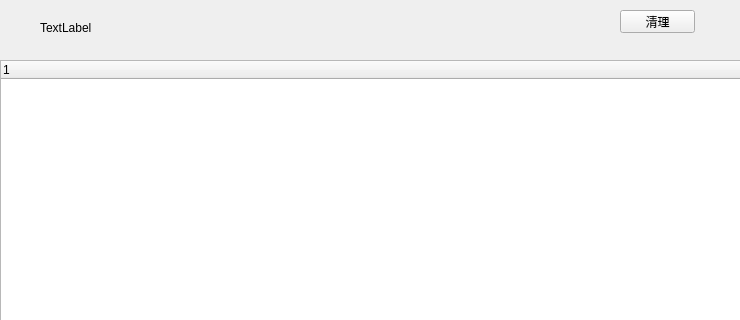
ndsl0827/Repairer, file widgetdiskclean.ui: the form before one commit; both pictures show x 0 to 740 and y 0 to 320 of the 740 by 592 pixel window.
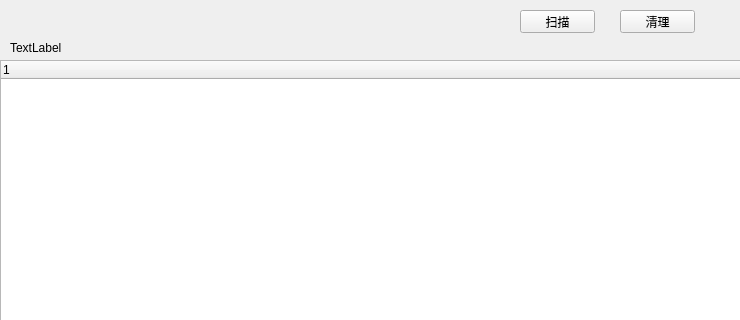
The form after the commit.

What changed in the file:
```diff
--- a/widgetdiskclean.ui
+++ b/widgetdiskclean.ui
@@ -29,8 +29,8 @@
   <widget class="QLabel" name="label_diskclean_file">
    <property name="geometry">
     <rect>
-     <x>40</x>
-     <y>20</y>
+     <x>10</x>
+     <y>40</y>
      <width>681</width>
      <height>16</height>
     </rect>
@@ -54,6 +54,19 @@
     </property>
    </column>
   </widget>
+  <widget class="QPushButton" name="pushButton_disk_scan">
+   <property name="geometry">
+    <rect>
+     <x>520</x>
+     <y>10</y>
+     <width>75</width>
+     <height>23</height>
+    </rect>
+   </property>
+   <property name="text">
+    <string>扫描</string>
+   </property>
+  </widget>
  </widget>
  <resources/>
  <connections/>
```
